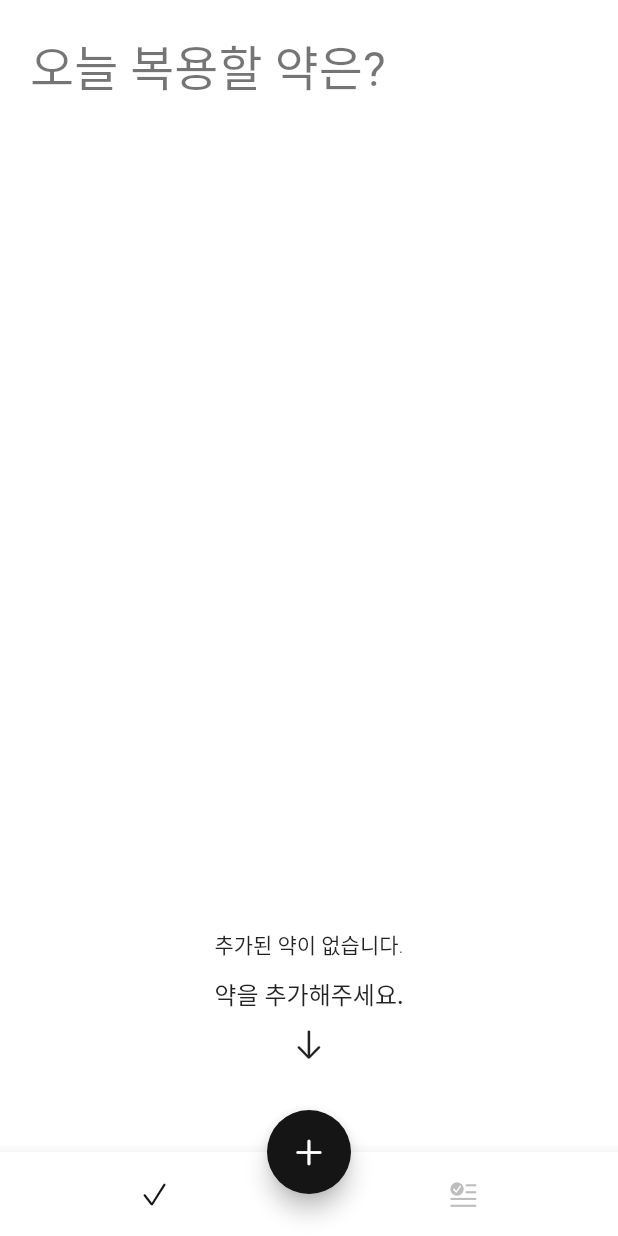
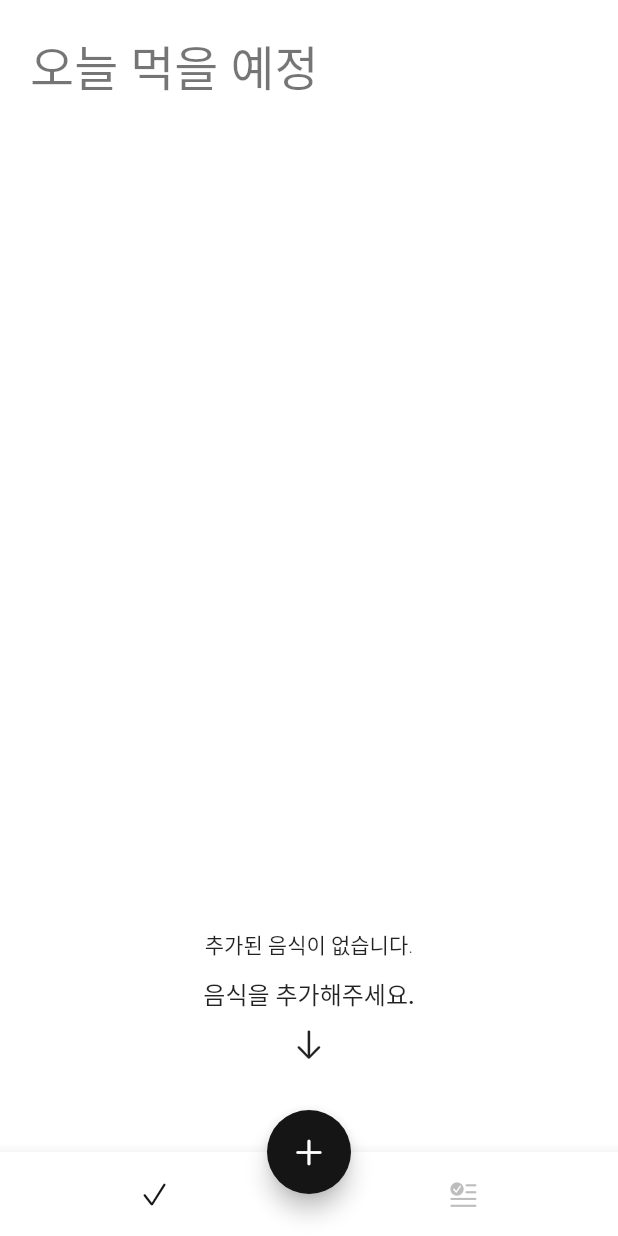
Before and after one commit to taeyun1/Capsule_Project, a Flutter app: the screen it shows after launch, on a phone screen of 412 x 824 dp. Run offline on Flutter 3.47's test engine with Material 2 defaults, Android fonts, the light colour scheme and no system bars; our stand-ins replace flutter_local_notifications, flutter_native_timezone, hive, hive_flutter, image_picker, permission_handler and 1 more; accounts and stored records are empty; Roboto replaces fonts that are missing (GmarketSansTTF).

```diff
--- a/lib/pages/add_medicine/add_alarm_page.dart
+++ b/lib/pages/add_medicine/add_alarm_page.dart
@@ -32,7 +32,7 @@ class AddAlarmPage extends StatelessWidget {
       body: AddPageBody(
         children: [
           Text(
-            '매일 복약 잊지 말아요!',
+            '먹는거 잊지 말아요^^',
             style: Theme.of(context).textTheme.headline4,
           ),
           const SizedBox(height: largeSpace),
@@ -63,8 +63,9 @@ class AddAlarmPage extends StatelessWidget {
             result = await notification.addNotifcication(
               medicineId: medicineRepository.newId,
               alarmTimeStr: alarm,
-              title: '$alarm 약 먹을 시간이에요!',
-              body: '$medicineName 복약했다고 알려주세요!',
+              // title: '$alarm 약 먹을 시간이에요!',
+              title: '$medicineName 먹을 시간이에요!',
+              body: '먹었다고 알려주세요!',
             );
           }
 
@@ -200,7 +201,7 @@ class AddAlarmBoxButton extends StatelessWidget {
           ),
           Expanded(
             flex: 5,
-            child: Center(child: Text('복용시간 추가')),
+            child: Center(child: Text('시간 예약 하기')),
           ),
         ],
       ),
--- a/lib/pages/add_medicine/add_medicine_page.dart
+++ b/lib/pages/add_medicine/add_medicine_page.dart
@@ -38,7 +38,7 @@ class _AddMedicinePageState extends State<AddMedicinePage> {
         child: AddPageBody(
           children: [
             Text(
-              '어떤 약이에요?',
+              '뭐 먹을 껀가요?',
               style: Theme.of(context).textTheme.headline4,
             ),
             const SizedBox(height: largeSpace),
@@ -55,7 +55,7 @@ class _AddMedicinePageState extends State<AddMedicinePage> {
             ),
             const SizedBox(height: largeSpace + regulerSpace),
             Text(
-              '약 이름',
+              '음식 이름',
               style: Theme.of(context).textTheme.subtitle1,
             ),
             TextFormField(
@@ -65,7 +65,7 @@ class _AddMedicinePageState extends State<AddMedicinePage> {
               textInputAction: TextInputAction.done, // 작성 후 완료버튼 형태로 생성
               style: Theme.of(context).textTheme.bodyText1, // 텍스트 입력 시 스타일 설정
               decoration: InputDecoration(
-                hintText: '복용할 약 이름을 기입해주세요.',
+                hintText: '먹을 음식을 적어주세요.',
                 hintStyle: Theme.of(context).textTheme.bodyText2,
                 contentPadding: textFieldContentPadding, // input안에 좌,우 패딩
               ),
--- a/lib/pages/today/today_empty_widget.dart
+++ b/lib/pages/today/today_empty_widget.dart
@@ -12,10 +12,10 @@ class TodayEmty extends StatelessWidget {
         child: Column(
           mainAxisAlignment: MainAxisAlignment.end,
           children: [
-            const Text('추가된 약이 없습니다.'),
+            const Text('추가된 음식이 없습니다.'),
             const SizedBox(height: smallSpace),
             Text(
-              '약을 추가해주세요.',
+              '음식을 추가해주세요.',
               style: Theme.of(context).textTheme.subtitle1,
             ),
             const SizedBox(height: smallSpace),
--- a/lib/pages/today/today_page.dart
+++ b/lib/pages/today/today_page.dart
@@ -23,7 +23,7 @@ class TodayPage extends StatelessWidget {
       crossAxisAlignment: CrossAxisAlignment.start,
       children: [
         Text(
-          '오늘 복용할 약은?',
+          '오늘 먹을 예정',
           style: Theme.of(context).textTheme.headline4,
         ),
         const SizedBox(height: regulerSpace),
@@ -117,6 +117,7 @@ class TodayPage extends StatelessWidget {
           // 복용 했으면?  AfterTakeTile 화면 출력
           return AfterTakeTile(
             medicineAlarm: medicineAlarm,
+            history: todayTakeHistory,
           );
         });
   }
--- a/lib/services/add_medicine_service.dart
+++ b/lib/services/add_medicine_service.dart
@@ -2,11 +2,7 @@ import 'package:flutter/foundation.dart';
 import 'package:intl/intl.dart';
 
 class AddMedicineService with ChangeNotifier {
-  final _alarms = <String>{
-    '08:00',
-    '13:00',
-    '19:00',
-  };
+  final _alarms = <String>{};
 
   Set<String> get alarms => _alarms;
 
```
Also changed, not shown: lib/pages/history/history_page.dart (+14 -2 lines), lib/pages/today/today_take_title.dart (+51 -36 lines).
